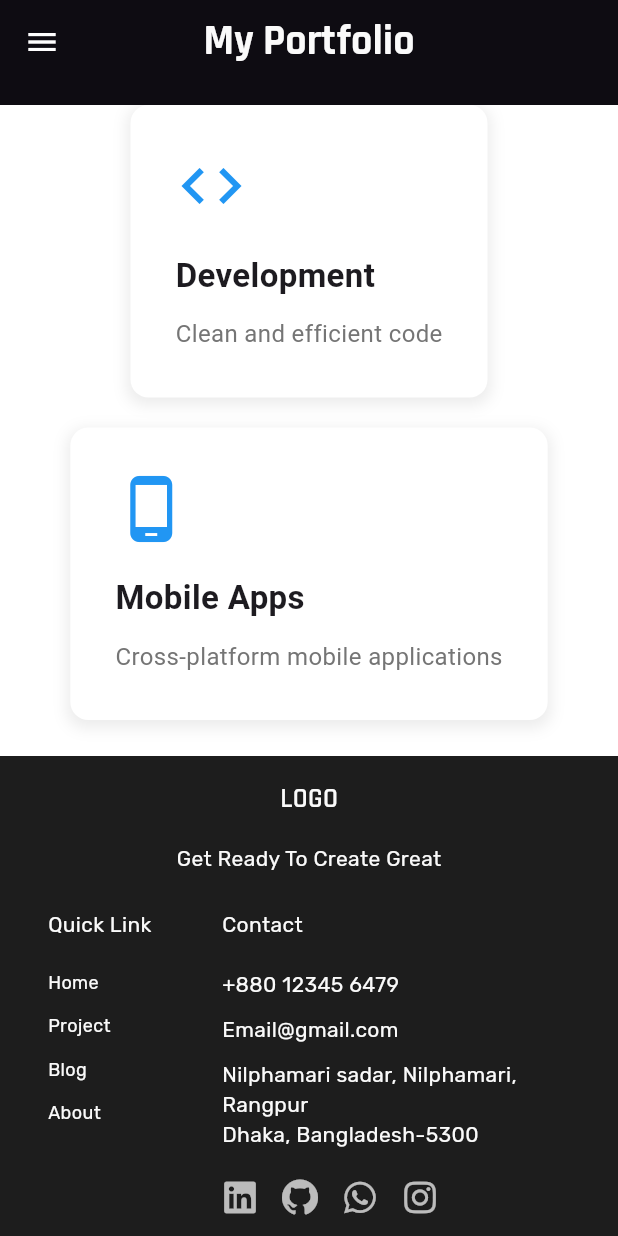
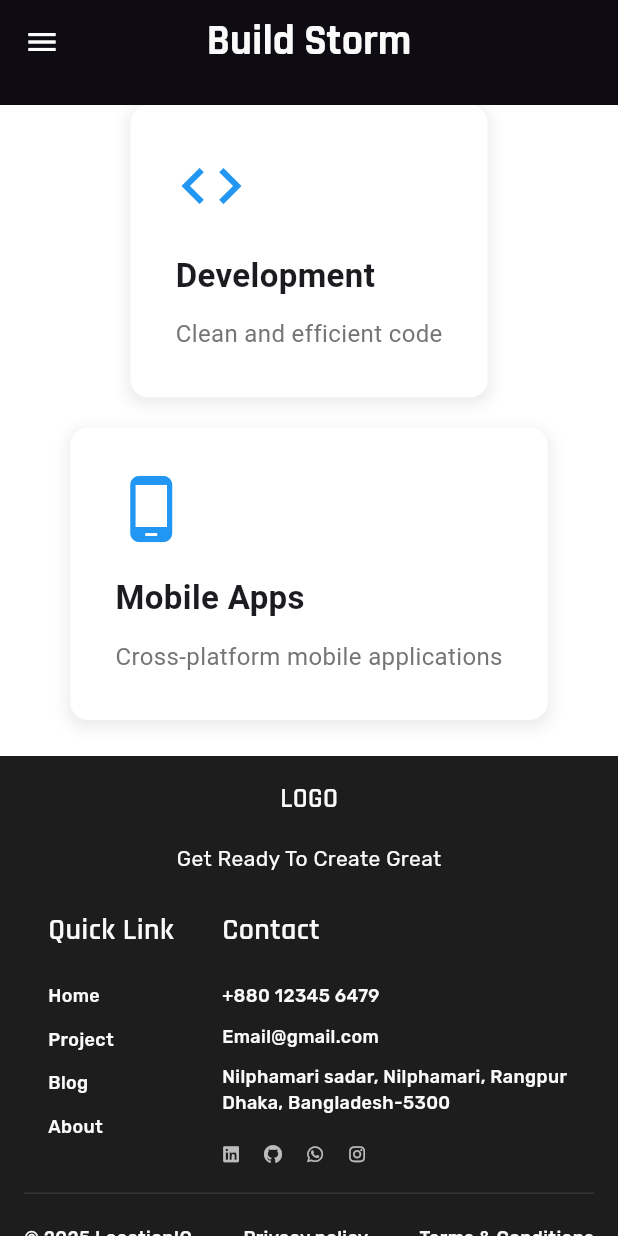
Before and after one commit to dolonk/responsive_website, a Flutter app: the screen it shows after launch, scrolled down 576 dp, on a phone screen of 412 x 824 dp. Run offline on Flutter 3.47's test engine with Material 3 defaults, Android fonts, the phone set to English and light mode, and no system bars; our stand-ins replace device_preview, font_awesome_flutter, google_fonts.

Commit message:
updated font family according to font size

```diff
--- a/lib/common_function/base_screen/app_bar/custom_appbar.dart
+++ b/lib/common_function/base_screen/app_bar/custom_appbar.dart
@@ -17,27 +17,17 @@ class CustomAppBar extends StatelessWidget implements PreferredSizeWidget {
       iconTheme: const IconThemeData(color: Colors.white),
       centerTitle: true,
       title: context.isMobile
-          ? Text('My Portfolio', style: context.fonts.displayMedium)
+          ? Text('Build Storm', style: context.fonts.displayMedium)
           : Row(
-              mainAxisAlignment: MainAxisAlignment.spaceBetween,
-              children: [
-                // Left side - Logo/Title
-                Text('My Portfolio', style: context.fonts.bodyLarge),
-                // Center - Menu items
-                Row(
-                  mainAxisSize: MainAxisSize.min,
+            mainAxisAlignment: MainAxisAlignment.center,
             children: ['Home', 'About', 'Services', 'Projects', 'Contact']
                 .map(
                   (item) => TextButton(
                     onPressed: () => _onMenuItemTap(item),
-                          child: Text(item, style: context.fonts.bodyLarge),
+                    child: Text(item, style: context.fonts.bodySmall),
                   ),
                 )
                 .toList(),
-                ),
-                // Right side - Spacer for balance
-                //const SizedBox(width: 100),
-              ],
           ),
     );
   }
--- a/lib/common_function/base_screen/footer/custom_footer.dart
+++ b/lib/common_function/base_screen/footer/custom_footer.dart
@@ -1,10 +1,10 @@
 import 'package:flutter/material.dart';
+import '../../../utility/default_sizes/default_sizes.dart';
+import 'package:font_awesome_flutter/font_awesome_flutter.dart';
 import 'package:responsive_website/utility/default_sizes/font_size.dart';
 import 'package:responsive_website/utility/responsive/responsive_helper.dart';
 import 'package:responsive_website/utility/responsive/responsive_widget.dart';
 import 'package:responsive_website/utility/responsive/section_container.dart';
-import '../../../utility/default_sizes/default_sizes.dart';
-import 'package:font_awesome_flutter/font_awesome_flutter.dart';
 
 class FooterSection extends StatelessWidget {
   const FooterSection({super.key});
@@ -76,14 +76,14 @@ class FooterSection extends StatelessWidget {
             : Text.rich(
                 TextSpan(
                   children: [
-                    TextSpan(text: 'Get Ready', style: font.displayMedium),
+                    TextSpan(text: 'Get Ready', style: font.displayLarge),
                     TextSpan(
                       text: ' To Create\n',
-                      style: font.displaySmall.copyWith(fontWeight: FontWeight.w400),
+                      style: font.displayLarge.rajdhani(fontWeight: FontWeight.w400),
                     ),
                     TextSpan(
                       text: 'Great',
-                      style: font.displaySmall.copyWith(fontWeight: FontWeight.w400),
+                      style: font.displayLarge.rajdhani(fontWeight: FontWeight.w400),
                     ),
                   ],
                 ),
@@ -100,7 +100,7 @@ class FooterSection extends StatelessWidget {
       mainAxisAlignment: MainAxisAlignment.center,
       crossAxisAlignment: CrossAxisAlignment.start,
       children: [
-        Text('Quick Link', style: context.fonts.bodyMedium),
+        Text('Quick Link', style: context.fonts.headlineMedium),
         const SizedBox(height: 20),
 
         // List of links
@@ -109,7 +109,7 @@ class FooterSection extends StatelessWidget {
             padding: const EdgeInsets.only(bottom: 12.0),
             child: GestureDetector(
               onTap: () {},
-              child: Text(link, style: context.fonts.bodySmall),
+              child: Text(link, style: context.fonts.labelMedium),
             ),
           ),
         ),
@@ -122,15 +122,15 @@ class FooterSection extends StatelessWidget {
     return Column(
       crossAxisAlignment: CrossAxisAlignment.start,
       children: [
-        Text('Contact', style: context.fonts.bodyMedium),
+        Text('Contact', style: context.fonts.headlineMedium),
         const SizedBox(height: 20),
-        Text('+880 12345 6479', style: context.fonts.bodyMedium),
+        Text('+880 12345 6479', style: context.fonts.labelMedium),
         const SizedBox(height: 10),
-        Text('Email@gmail.com', style: context.fonts.bodyMedium),
+        Text('Email@gmail.com', style: context.fonts.labelMedium),
         const SizedBox(height: 10),
         Text(
           'Nilphamari sadar, Nilphamari, Rangpur\nDhaka, Bangladesh-5300',
-          style: context.fonts.bodyMedium,
+          style: context.fonts.labelMedium,
         ),
         const SizedBox(height: 20),
         // Social Media Icons
@@ -152,7 +152,7 @@ class FooterSection extends StatelessWidget {
       padding: EdgeInsets.only(right: context.sizes.paddingMd),
       child: GestureDetector(
         onTap: () {},
-        child: Icon(icon, color: Colors.white70, size: context.sizes.iconMd),
+        child: Icon(icon, color: Colors.white70, size: context.sizes.iconXs),
       ),
     );
   }
@@ -162,14 +162,9 @@ class FooterSection extends StatelessWidget {
     return Row(
       mainAxisAlignment: MainAxisAlignment.spaceBetween,
       children: [
-        Text('© 2025 LocationIQ', style: context.fonts.bodySmall),
-        Row(
-          children: [
-            _buildBottomLink(context, 'Privacy policy'),
-            const SizedBox(width: 40),
-            _buildBottomLink(context, 'Terms & Conditions'),
-          ],
-        ),
+        Text('© 2025 LocationIQ', style: context.fonts.labelMedium),
+        _buildBottomLink(context, 'Privacy policy'),
+        _buildBottomLink(context, 'Terms & Conditions'),
       ],
     );
   }
@@ -180,7 +175,7 @@ class FooterSection extends StatelessWidget {
       cursor: SystemMouseCursors.click,
       child: GestureDetector(
         onTap: () {},
-        child: Text(title, style: context.fonts.bodySmall),
+        child: Text(title, style: context.fonts.labelMedium),
       ),
     );
   }
```
Also changed, not shown: lib/utility/default_sizes/font_size.dart (+65 -2 lines). Lines whose indentation alone changed are shown as unchanged.
